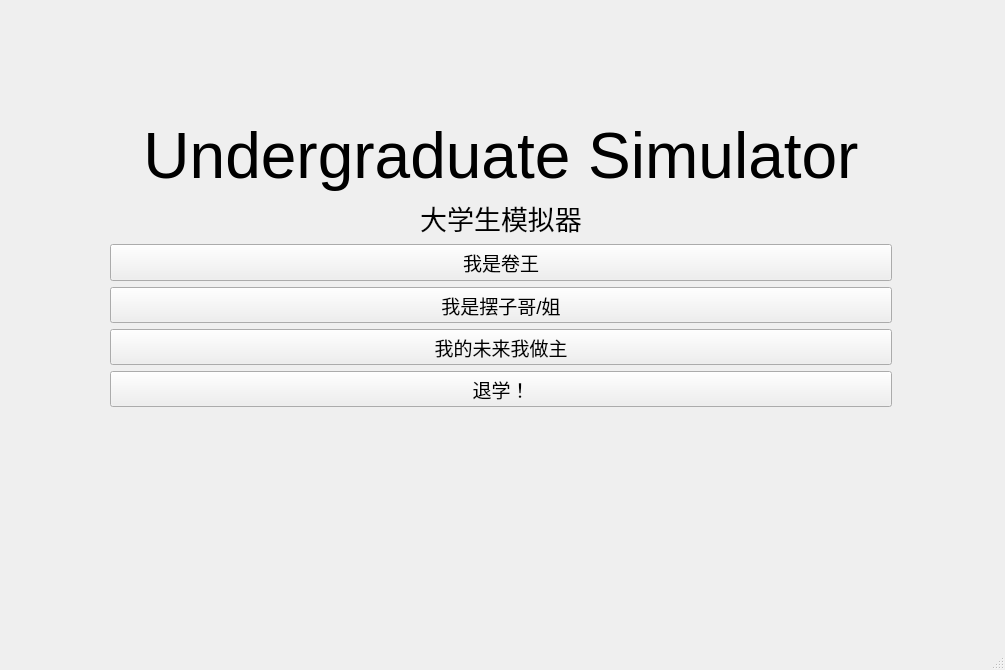
This is Project2/TF/Undergraduate/mainwindow.ui in Shannju/NJU-Advanced-Programming as Qt 5 draws it before an edit. The edited form follows.
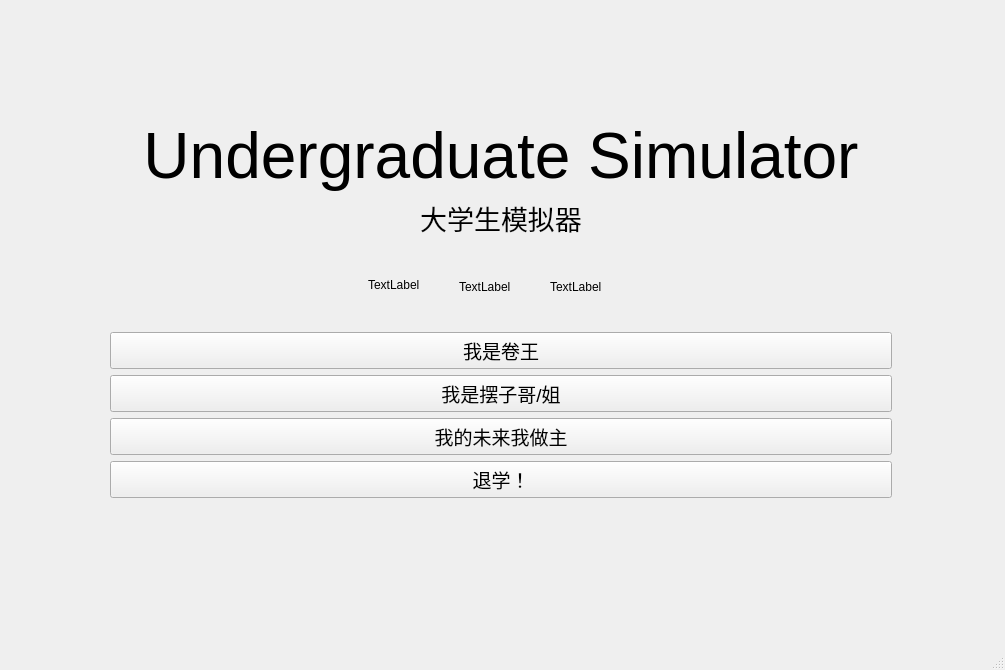
This is the edited form. Custom widgets are drawn as their Qt base class.

Diff of the .ui file:
```diff
--- a/Project2/TF/Undergraduate/mainwindow.ui
+++ b/Project2/TF/Undergraduate/mainwindow.ui
@@ -26,7 +26,7 @@
       <x>110</x>
       <y>120</y>
       <width>782</width>
-      <height>287</height>
+      <height>378</height>
      </rect>
     </property>
     <layout class="QVBoxLayout" name="verticalLayout_3">
@@ -64,6 +64,75 @@
        </item>
        <item>
         <layout class="QVBoxLayout" name="verticalLayout_2">
+         <item>
+          <layout class="QHBoxLayout" name="horizontalLayout">
+           <item>
+            <spacer name="horizontalSpacer_2">
+             <property name="orientation">
+              <enum>Qt::Horizontal</enum>
+             </property>
+             <property name="sizeHint" stdset="0">
+              <size>
+               <width>40</width>
+               <height>20</height>
+              </size>
+             </property>
+            </spacer>
+           </item>
+           <item>
+            <widget class="Square" name="label_3">
+             <property name="minimumSize">
+              <size>
+               <width>85</width>
+               <height>0</height>
+              </size>
+             </property>
+             <property name="text">
+              <string>TextLabel</string>
+             </property>
+            </widget>
+           </item>
+           <item>
+            <widget class="Square" name="label_4">
+             <property name="minimumSize">
+              <size>
+               <width>85</width>
+               <height>85</height>
+              </size>
+             </property>
+             <property name="text">
+              <string>TextLabel</string>
+             </property>
+            </widget>
+           </item>
+           <item>
+            <widget class="Square" name="label_6">
+             <property name="minimumSize">
+              <size>
+               <width>85</width>
+               <height>85</height>
+              </size>
+             </property>
+             <property name="text">
+              <string>TextLabel</string>
+             </property>
+            </widget>
+           </item>
+           <item>
+            <spacer name="horizontalSpacer">
+             <property name="orientation">
+              <enum>Qt::Horizontal</enum>
+             </property>
+             <property name="sizeHint" stdset="0">
+              <size>
+               <width>10</width>
+               <height>20</height>
+              </size>
+             </property>
+            </spacer>
+           </item>
+          </layout>
+         </item>
          <item>
           <widget class="QPushButton" name="pushButton">
            <property name="font">
@@ -143,6 +212,13 @@
   </widget>
   <widget class="QStatusBar" name="statusbar"/>
  </widget>
+ <customwidgets>
+  <customwidget>
+   <class>Square</class>
+   <extends>QLabel</extends>
+   <header location="global">square.h</header>
+  </customwidget>
+ </customwidgets>
  <resources/>
  <connections/>
 </ui>
```
